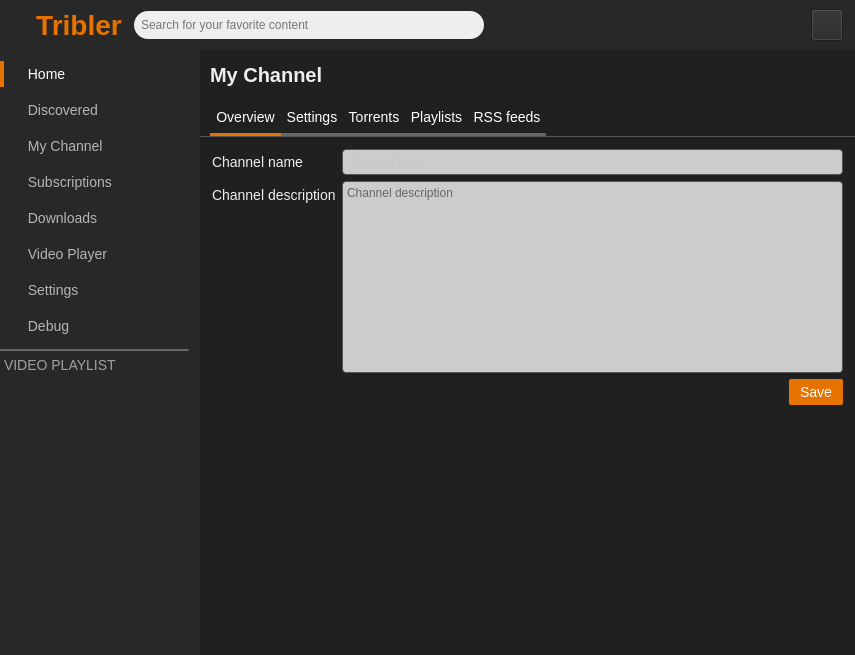
Tribler/tribler, file TriblerGUI/qt_resources/mainwindow.ui: the form before one commit.
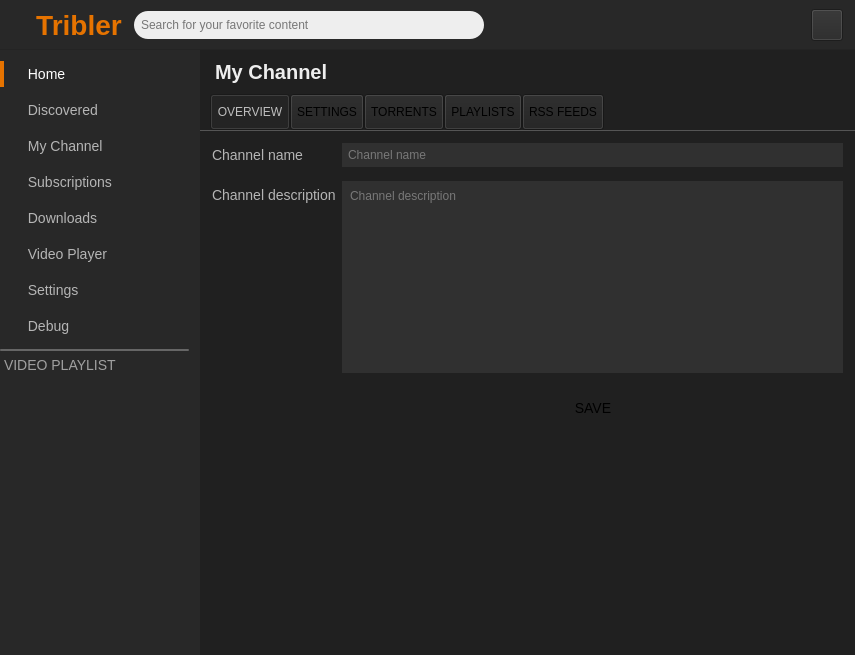
The form after the commit. The open tabs and pages were chosen to show the change. Icons and pictures are not drawn. Custom widgets are drawn as their Qt base class.

Patch:
```diff
--- a/TriblerGUI/qt_resources/mainwindow.ui
+++ b/TriblerGUI/qt_resources/mainwindow.ui
@@ -93,7 +93,7 @@
 color: white;
 }
 
-QLineEdit {
+QLineEdit, QTextEdit {
 background-color: #303030;
 border: none;
 color: #C0C0C0;
@@ -1145,22 +1145,6 @@
              <property name="bottomMargin">
               <number>0</number>
              </property>
-             <item>
-              <spacer name="horizontalSpacer_8">
-               <property name="orientation">
-                <enum>Qt::Horizontal</enum>
-               </property>
-               <property name="sizeType">
-                <enum>QSizePolicy::Fixed</enum>
-               </property>
-               <property name="sizeHint" stdset="0">
-                <size>
-                 <width>10</width>
-                 <height>20</height>
-                </size>
-               </property>
-              </spacer>
-             </item>
              <item>
               <widget class="QLabel" name="edit_channel_name_label">
                <property name="sizePolicy">
@@ -1172,20 +1156,21 @@
                <property name="minimumSize">
                 <size>
                  <width>0</width>
-                 <height>50</height>
+                 <height>44</height>
                 </size>
                </property>
                <property name="maximumSize">
                 <size>
                  <width>16777215</width>
-                 <height>50</height>
+                 <height>44</height>
                 </size>
                </property>
                <property name="styleSheet">
                 <string notr="true">color: #eee;
 background-color: transparent;
 font-size: 20px;
-font-weight: bold;</string>
+font-weight: bold;
+margin: 10px;</string>
                </property>
                <property name="text">
                 <string>My Channel</string>
@@ -1533,6 +1518,9 @@
                  </item>
                  <item>
                   <widget class="UnderlineTabButton" name="edit_channel_overview_button">
+                   <property name="enabled">
+                    <bool>false</bool>
+                   </property>
                    <property name="sizePolicy">
                     <sizepolicy hsizetype="Minimum" vsizetype="Fixed">
                      <horstretch>0</horstretch>
@@ -1555,15 +1543,16 @@
                     <cursorShape>PointingHandCursor</cursorShape>
                    </property>
                    <property name="styleSheet">
-                    <string notr="true">color: white;
-border: none;
-border-bottom: 3px solid #e67300;
-background: none;
-font-size: 14px;
-</string>
+                    <string notr="true"/>
                    </property>
                    <property name="text">
-                    <string>Overview</string>
+                    <string>OVERVIEW</string>
+                   </property>
+                   <property name="checkable">
+                    <bool>true</bool>
+                   </property>
+                   <property name="checked">
+                    <bool>true</bool>
                    </property>
                   </widget>
                  </item>
@@ -1585,15 +1574,13 @@
                     <cursorShape>PointingHandCursor</cursorShape>
                    </property>
                    <property name="styleSheet">
-                    <string notr="true">color: white;
-border: none;
-background: none;
-border-bottom: 3px solid #666;
-font-size: 14px;
-</string>
+                    <string notr="true"/>
                    </property>
                    <property name="text">
-                    <string>Settings</string>
+                    <string>SETTINGS</string>
+                   </property>
+                   <property name="checkable">
+                    <bool>true</bool>
                    </property>
                   </widget>
                  </item>
@@ -1615,15 +1602,13 @@
                     <cursorShape>PointingHandCursor</cursorShape>
                    </property>
                    <property name="styleSheet">
-                    <string notr="true">color: white;
-border: none;
-background: none;
-border-bottom: 3px solid #666;
-font-size: 14px;
-</string>
+                    <string notr="true"/>
                    </property>
                    <property name="text">
-                    <string>Torrents</string>
+                    <string>TORRENTS</string>
+                   </property>
+                   <property name="checkable">
+                    <bool>true</bool>
                    </property>
                   </widget>
                  </item>
@@ -1645,15 +1630,13 @@
                     <cursorShape>PointingHandCursor</cursorShape>
                    </property>
                    <property name="styleSheet">
-                    <string notr="true">color: white;
-border: none;
-background: none;
-border-bottom: 3px solid #666;
-font-size: 14px;
-</string>
+                    <string notr="true"/>
                    </property>
                    <property name="text">
-                    <string>Playlists</string>
+                    <string>PLAYLISTS</string>
+                   </property>
+                   <property name="checkable">
+                    <bool>true</bool>
                    </property>
                   </widget>
                  </item>
@@ -1675,15 +1658,13 @@
                     <cursorShape>PointingHandCursor</cursorShape>
                    </property>
                    <property name="styleSheet">
-                    <string notr="true">color: white;
-border: none;
-background: none;
-border-bottom: 3px solid #666;
-font-size: 14px;
-</string>
+                    <string notr="true"/>
                    </property>
                    <property name="text">
-                    <string>RSS feeds</string>
+                    <string>RSS FEEDS</string>
+                   </property>
+                   <property name="checkable">
+                    <bool>true</bool>
                    </property>
                   </widget>
                  </item>
@@ -1713,14 +1694,7 @@
 border-top: 1px solid #555;
 }
 QLabel {
-color: white;
-font-size: 14px;
-}
-QToolButton {
-border: none;
-border-radius: 2px;
-background-color: #e67300;
-color: white;
+color: #B5B5B5;
 font-size: 14px;
 }</string>
                 </property>
@@ -1920,7 +1894,7 @@
                     <item row="0" column="0">
                      <widget class="QLabel" name="edit_channel_settings_name_label">
                       <property name="styleSheet">
-                       <string notr="true">color: #eee;</string>
+                       <string notr="true">color: #B5B5B5;</string>
                       </property>
                       <property name="text">
                        <string>Channel name</string>
@@ -1930,38 +1904,34 @@
                     <item row="0" column="1">
                      <widget class="QLineEdit" name="edit_channel_name_edit">
                       <property name="styleSheet">
-                       <string notr="true">border: 1px solid #555;
-background-color: #ccc;
-border-radius: 4px;</string>
+                       <string notr="true"/>
                       </property>
                       <property name="placeholderText">
                        <string>Channel name</string>
                       </property>
                      </widget>
                     </item>
-                    <item row="1" column="0">
+                    <item row="2" column="0">
                      <widget class="QLabel" name="edit_channel_settings_description_label">
                       <property name="styleSheet">
-                       <string notr="true">color: #eee;</string>
+                       <string notr="true">color: #B5B5B5;</string>
                       </property>
                       <property name="text">
                        <string>Channel description</string>
                       </property>
                      </widget>
                     </item>
-                    <item row="1" column="1">
+                    <item row="2" column="1">
                      <widget class="QTextEdit" name="edit_channel_description_edit">
                       <property name="styleSheet">
-                       <string notr="true">border: 1px solid #555;
-background-color: #ccc;
-border-radius: 4px;</string>
+                       <string notr="true"/>
                       </property>
                       <property name="placeholderText">
                        <string>Channel description</string>
                       </property>
                      </widget>
                     </item>
-                    <item row="2" column="1">
+                    <item row="4" column="1">
                      <widget class="QWidget" name="widget_3" native="true">
                       <layout class="QHBoxLayout" name="horizontalLayout_22">
                        <property name="spacing">
@@ -1980,13 +1950,13 @@
                         <number>0</number>
                        </property>
                        <item>
-                        <spacer name="horizontalSpacer_31">
+                        <spacer name="horizontalSpacer_21">
                          <property name="orientation">
                           <enum>Qt::Horizontal</enum>
                          </property>
                          <property name="sizeHint" stdset="0">
                           <size>
-                           <width>440</width>
+                           <width>40</width>
                            <height>20</height>
                           </size>
                          </property>
@@ -2010,16 +1980,65 @@
                           <cursorShape>PointingHandCursor</cursorShape>
                          </property>
                          <property name="styleSheet">
-                          <string notr="true"/>
+                          <string notr="true">border-radius: 13px;
+font-size: 14px;</string>
                          </property>
                          <property name="text">
-                          <string>Save</string>
+                          <string>SAVE</string>
                          </property>
                         </widget>
                        </item>
+                       <item>
+                        <spacer name="horizontalSpacer_18">
+                         <property name="orientation">
+                          <enum>Qt::Horizontal</enum>
+                         </property>
+                         <property name="sizeType">
+                          <enum>QSizePolicy::Expanding</enum>
+                         </property>
+                         <property name="sizeHint" stdset="0">
+                          <size>
+                           <width>40</width>
+                           <height>20</height>
+                          </size>
+                         </property>
+                        </spacer>
+                       </item>
                       </layout>
                      </widget>
                     </item>
+                    <item row="1" column="1">
+                     <spacer name="verticalSpacer_9">
+                      <property name="orientation">
+                       <enum>Qt::Vertical</enum>
+                      </property>
+                      <property name="sizeType">
+                       <enum>QSizePolicy::Fixed</enum>
+                      </property>
+                      <property name="sizeHint" stdset="0">
+                       <size>
+                        <width>20</width>
+                        <height>2</height>
+                       </size>
+                      </property>
+                     </spacer>
+                    </item>
+                    <item row="3" column="1">
+                     <spacer name="verticalSpacer_10">
+                      <property name="orientation">
+                       <enum>Qt::Vertical</enum>
+                      </property>
+                      <property name="sizeType">
+                       <enum>QSizePolicy::Fixed</enum>
+                      </property>
+                      <property name="sizeHint" stdset="0">
+                       <size>
+                        <width>20</width>
+                        <height>10</height>
+                       </size>
+                      </property>
+                     </spacer>
+                    </item>
                    </layout>
                   </item>
                   <item>
```
Left out of the diff: 499 changed lines with no effect on the pictures.
